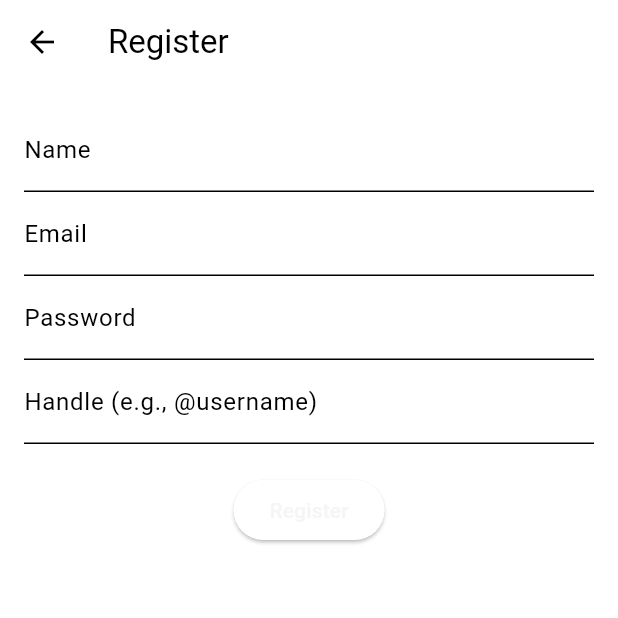
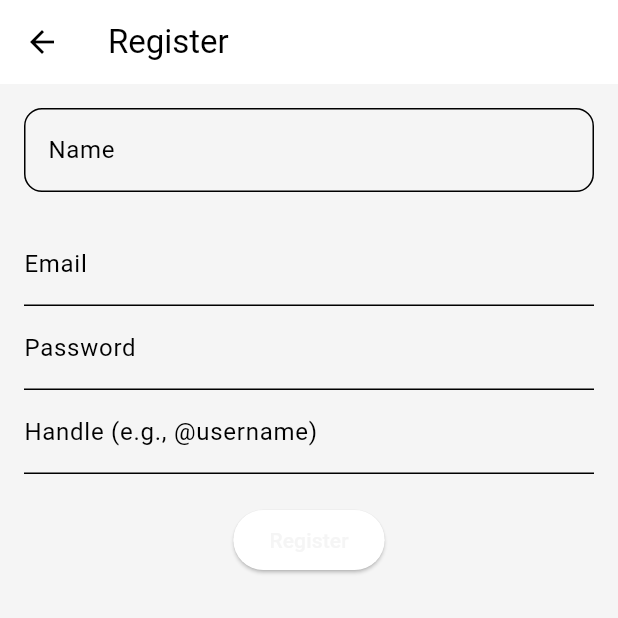
Before and after one commit to gablm/feup_esof_biocatcher, a Flutter app: the screen it shows after launch, after a tap on "Register", on a phone screen of 412 x 824 dp, the top half of it. Run offline on Flutter 3.47's test engine with Material 3 defaults, Android fonts, the phone set to English and light mode, and no system bars; our stand-ins replace cloud_firestore, firebase_auth, firebase_core, google_maps_flutter, google_sign_in; accounts and stored records are empty.

Commit message:
change routing

```diff
--- a/biocatcher/lib/main.dart
+++ b/biocatcher/lib/main.dart
@@ -3,6 +3,7 @@ import 'package:bio_catcher/page/load_page.dart';
 import 'package:bio_catcher/page/login_page.dart';
 import 'package:bio_catcher/page/main_page.dart';
 import 'package:bio_catcher/page/mainSections/error_section.dart';
+import 'package:bio_catcher/page/register_page.dart';
 import 'package:firebase_core/firebase_core.dart';
 import 'firebase_options.dart';
 import 'package:flutter/material.dart';
@@ -22,7 +23,8 @@ class App extends StatelessWidget {
       routes: {
         '/': (context) => LoadPage(),
         '/login': (context) => LoginPage(),
-        '/main': (context) => MainPage()
+        '/main': (context) => MainPage(),
+        '/register': (context) => RegisterScreen()
       },
       builder: (context, widget) {
         ErrorWidget.builder = (errorDetails) => ErrorSection(error: errorDetails.toStringShort());
--- a/biocatcher/lib/page/login_page.dart
+++ b/biocatcher/lib/page/login_page.dart
@@ -3,7 +3,6 @@ import 'package:bio_catcher/elements/oauth_button.dart';
 import 'package:firebase_auth/firebase_auth.dart';
 import 'package:flutter/material.dart';
 import 'package:bio_catcher/logic/account.dart';
-import 'register_page.dart';
 
 class LoginPage extends StatefulWidget {
   LoginPage({super.key});
@@ -182,10 +181,7 @@ class LoginState extends State<LoginPage> {
                               ),
                               minimumSize: const Size(150, 40),
                             ),
-                            onPressed: () => Navigator.push(
-                              context,
-                              MaterialPageRoute(builder: (context) => RegisterScreen()),
-                            ),
+                            onPressed: () => Navigator.pushNamed(context, "/register"),
                             child: Text("Register",
                                 style: TextStyle(
                                   color: Theme.of(context).colorScheme.inversePrimary,
--- a/biocatcher/lib/page/register_page.dart
+++ b/biocatcher/lib/page/register_page.dart
@@ -1,3 +1,4 @@
+import 'package:bio_catcher/elements/decorated_text_field.dart';
 import 'package:flutter/material.dart';
 import 'package:bio_catcher/logic/register_logic.dart';
 
@@ -49,15 +50,21 @@ class _RegisterScreenState extends State<RegisterScreen> {
   @override
   Widget build(BuildContext context) {
     return Scaffold(
-      appBar: AppBar(title: Text('Register')),
+      resizeToAvoidBottomInset: false,
+      backgroundColor: Theme.of(context).colorScheme.primary,
+      appBar: AppBar(
+          title: const Text('Register')
+      ),
       body: Padding(
         padding: const EdgeInsets.all(16.0),
         child: Column(
           children: <Widget>[
-            TextField(
-              controller: nameController,
-              decoration: InputDecoration(labelText: 'Name'),
+            DecoratedTextField(
+                field: "Name",
+                controller: nameController,
+                obscure: false
             ),
+            const SizedBox(height: 20),
             TextField(
               controller: emailController,
               decoration: InputDecoration(labelText: 'Email'),
```
